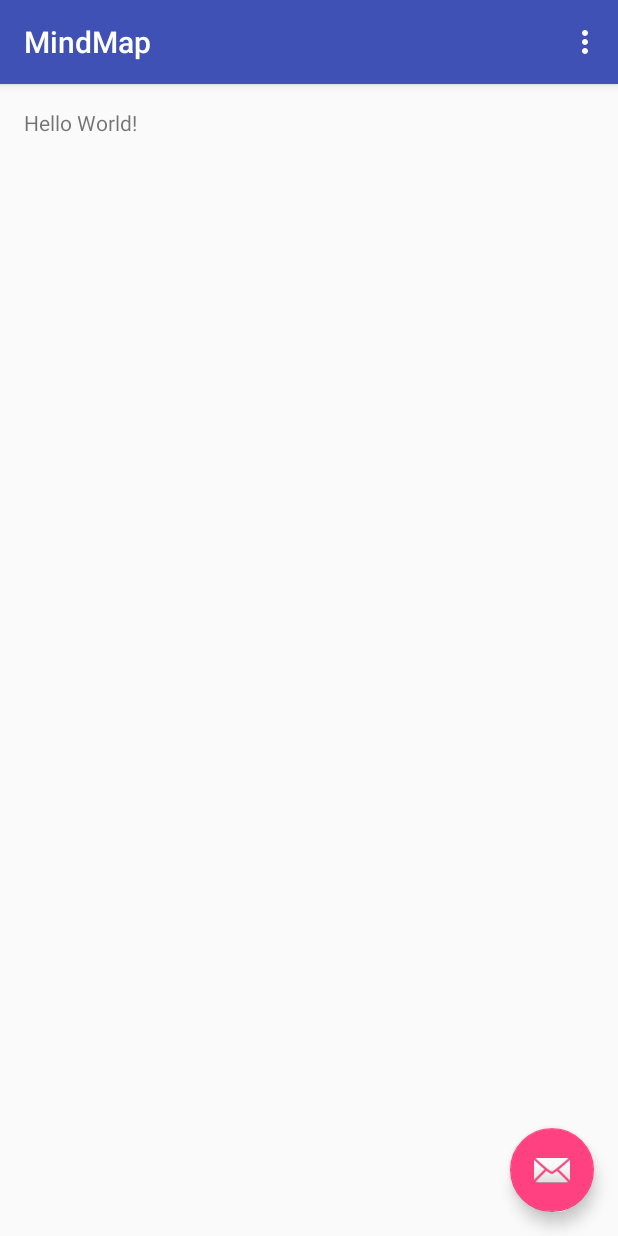
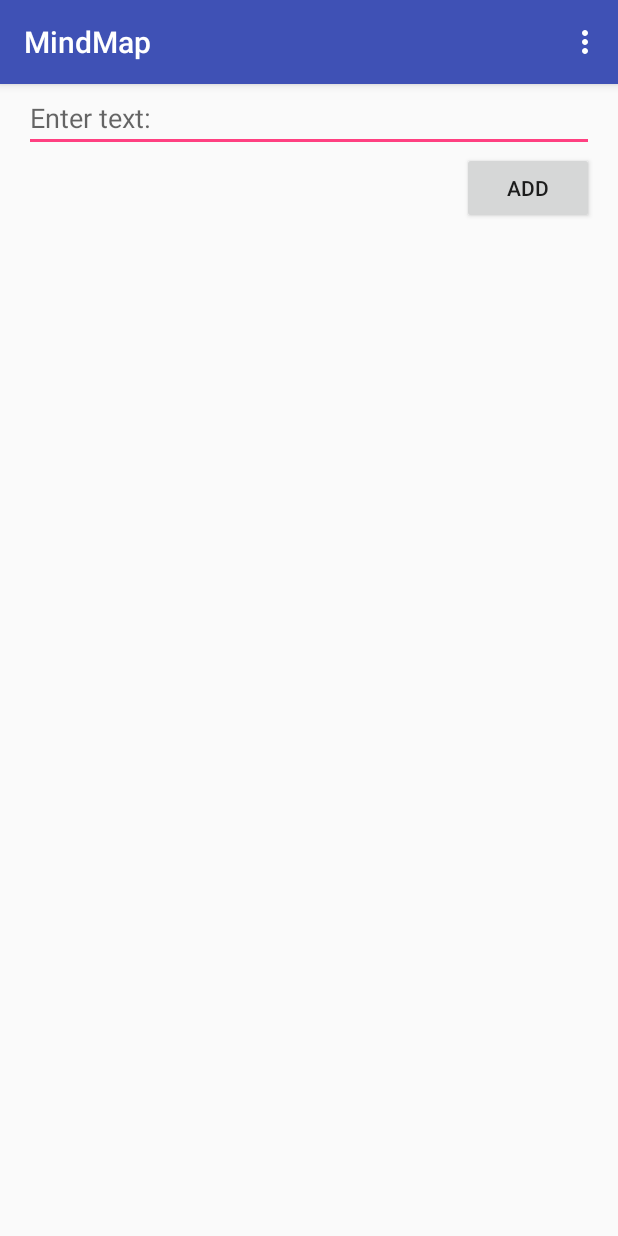
Before and after one commit to KimNilssonen/MindMap, an Android app: the screen it shows after launch (MainActivity), on a phone screen of 412 x 824 dp. Run offline under Robolectric (Android 15) with nearby library versions, the phone set to English and light mode, and no system bars.

Commit message:
Added add button and textfield. Can now add text to field below.

```diff
--- a/app/src/main/java/com/example/kimpanio/mindmap/MainActivity.java
+++ b/app/src/main/java/com/example/kimpanio/mindmap/MainActivity.java
@@ -1,15 +1,29 @@
 package com.example.kimpanio.mindmap;
 
+import android.app.ActionBar;
+import android.content.res.ColorStateList;
+import android.graphics.Color;
 import android.os.Bundle;
-import android.support.design.widget.FloatingActionButton;
 import android.support.design.widget.Snackbar;
 import android.support.v7.app.AppCompatActivity;
 import android.support.v7.widget.Toolbar;
+import android.text.TextUtils;
 import android.view.View;
 import android.view.Menu;
 import android.view.MenuItem;
+import android.view.ViewGroup;
+import android.widget.Button;
+import android.widget.EditText;
+import android.widget.LinearLayout;
+import android.widget.TextView;
+import android.widget.Toast;
 
 public class MainActivity extends AppCompatActivity {
+
+    EditText editText;
+    Button addTextButton;
+    LinearLayout linearLayout;
+
 
     @Override
     protected void onCreate(Bundle savedInstanceState) {
@@ -18,14 +32,39 @@ public class MainActivity extends AppCompatActivity {
         Toolbar toolbar = (Toolbar) findViewById(R.id.toolbar);
         setSupportActionBar(toolbar);
 
-        FloatingActionButton fab = (FloatingActionButton) findViewById(R.id.fab);
-        fab.setOnClickListener(new View.OnClickListener() {
+        editText = (EditText) findViewById(R.id.editTextField);
+        linearLayout = (LinearLayout) findViewById(R.id.mainLinearLayout);
+        addTextButton = (Button) findViewById(R.id.addTextButton);
+
+        addTextButton.setOnClickListener(new View.OnClickListener() {
             @Override
             public void onClick(View view) {
-                Snackbar.make(view, "Replace with your own action", Snackbar.LENGTH_LONG)
-                        .setAction("Action", null).show();
+                if (!TextUtils.isEmpty(editText.getText().toString())){
+                    TextView textView = new TextView(getApplicationContext());
+                    textView.setText(editText.getText());
+                    setTextViewStyle(textView);
+
+                    linearLayout.addView(textView, new LinearLayout.LayoutParams(LinearLayout.LayoutParams.WRAP_CONTENT, LinearLayout.LayoutParams.WRAP_CONTENT));
+                    editText.setText(emptyEditTextField(editText));
+
+                    Toast.makeText(view.getContext(), "Success!", Toast.LENGTH_LONG).show();
+                }
+                else {
+                    Toast.makeText(view.getContext(), "Fail!", Toast.LENGTH_LONG).show();
+                }
             }
         });
+    }
+
+    public void setTextViewStyle(TextView textView){
+        textView.setTextColor(Color.BLACK);
+        textView.setTextSize(20);
+        textView.setBackgroundColor(Color.CYAN);
+
+    }
+
+    public String emptyEditTextField(EditText editText){
+        return "";
     }
 
     @Override
--- a/app/src/main/res/layout/activity_main.xml
+++ b/app/src/main/res/layout/activity_main.xml
@@ -23,12 +23,4 @@
 
     <include layout="@layout/content_main" />
 
-    <android.support.design.widget.FloatingActionButton
-        android:id="@+id/fab"
-        android:layout_width="wrap_content"
-        android:layout_height="wrap_content"
-        android:layout_gravity="bottom|end"
-        android:layout_margin="@dimen/fab_margin"
-        android:src="@android:drawable/ic_dialog_email" />
-
 </android.support.design.widget.CoordinatorLayout>
--- a/app/src/main/res/layout/content_main.xml
+++ b/app/src/main/res/layout/content_main.xml
@@ -1,19 +1,29 @@
 <?xml version="1.0" encoding="utf-8"?>
-<RelativeLayout xmlns:android="http://schemas.android.com/apk/res/android"
+<LinearLayout xmlns:android="http://schemas.android.com/apk/res/android"
     xmlns:app="http://schemas.android.com/apk/res-auto"
     xmlns:tools="http://schemas.android.com/tools"
     android:layout_width="match_parent"
     android:layout_height="match_parent"
-    android:paddingBottom="@dimen/activity_vertical_margin"
-    android:paddingLeft="@dimen/activity_horizontal_margin"
-    android:paddingRight="@dimen/activity_horizontal_margin"
-    android:paddingTop="@dimen/activity_vertical_margin"
+    android:paddingLeft="16dp"
+    android:paddingRight="16dp"
+    android:orientation="vertical"
+    android:id="@+id/mainLinearLayout"
     app:layout_behavior="@string/appbar_scrolling_view_behavior"
     tools:context="com.example.kimpanio.mindmap.MainActivity"
     tools:showIn="@layout/activity_main">
 
-    <TextView
+    <EditText
+        android:id="@+id/editTextField"
+        android:layout_width="fill_parent"
+        android:layout_height="wrap_content"
+        android:hint="@string/editTextHint" />
+
+    <Button
+        android:id="@+id/addTextButton"
         android:layout_width="wrap_content"
         android:layout_height="wrap_content"
-        android:text="Hello World!" />
-</RelativeLayout>
+        android:gravity="center"
+        android:layout_gravity="end"
+        android:text="@string/addTextButton"/>
+
+</LinearLayout>
--- a/app/src/main/res/values/strings.xml
+++ b/app/src/main/res/values/strings.xml
@@ -1,4 +1,6 @@
 <resources>
     <string name="app_name">MindMap</string>
     <string name="action_settings">Settings</string>
+    <string name="editTextHint">Enter text:</string>
+    <string name="addTextButton">Add</string>
 </resources>
```
